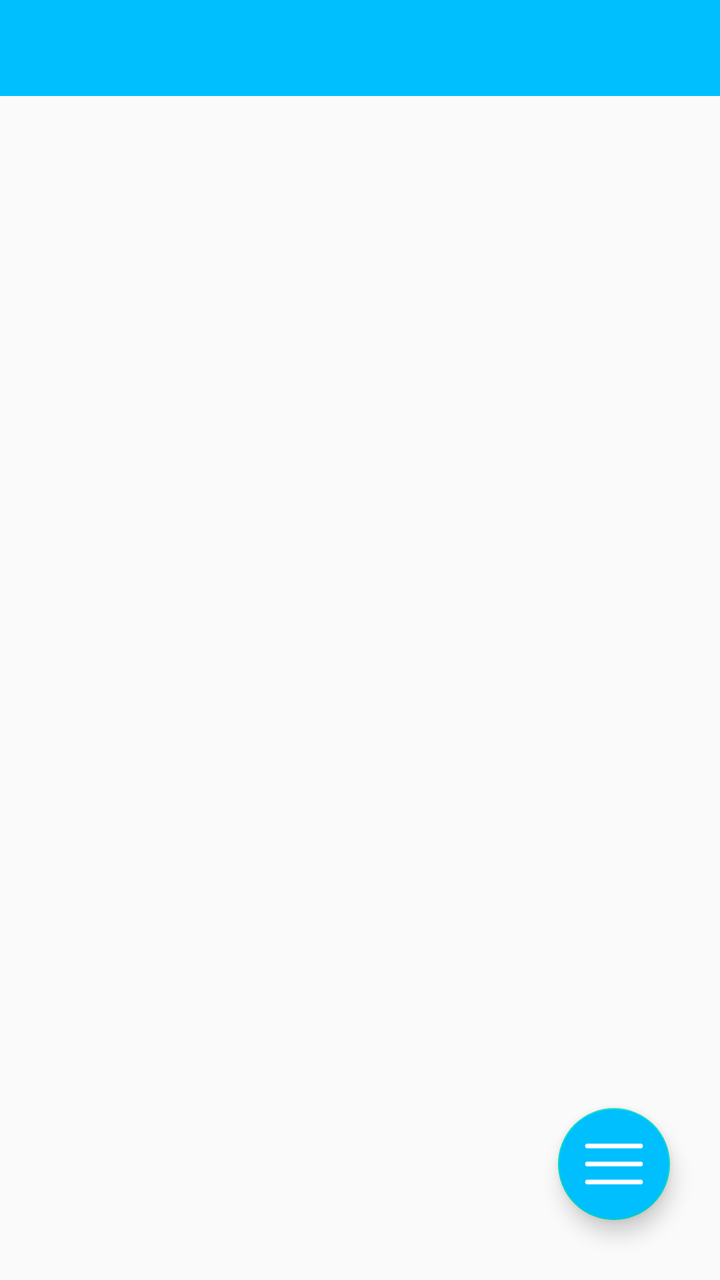
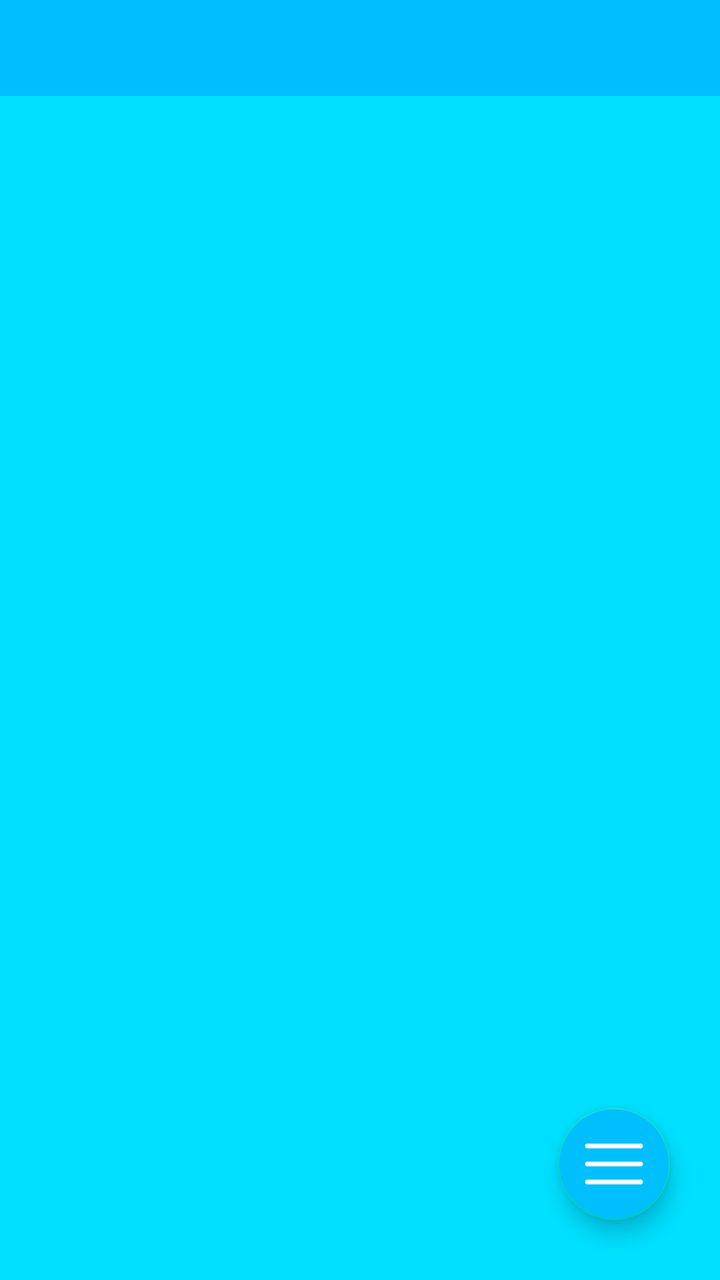

The first picture is an Android layout as it rendered before a commit; the second is the same layout after the commit. The layout source and the unified diff follow.
<!-- AndroidManifest.xml: application theme AppTheme -->
<!-- res/layout/activity_stats.xml -->
<?xml version="1.0" encoding="utf-8"?>
<RelativeLayout xmlns:android="http://schemas.android.com/apk/res/android"
    xmlns:app="http://schemas.android.com/apk/res-auto"
    xmlns:tools="http://schemas.android.com/tools"
    android:layout_width="match_parent"
    android:layout_height="match_parent"
    tools:context=".StatsActivity">

    <com.google.android.material.appbar.AppBarLayout
        android:id="@+id/appBarLayout"
        android:layout_width="match_parent"
        android:layout_height="wrap_content"
        android:backgroundTint="@color/colorPrimaryDark">

        <com.google.android.material.tabs.TabLayout
            android:id="@+id/tabs"
            android:layout_width="match_parent"
            android:layout_height="wrap_content"
            app:tabBackground="@color/colorPrimaryDark"
            app:tabGravity="fill"
            app:tabInlineLabel="true"
            app:tabMode="fixed"
            app:tabMaxWidth="0dp"
            app:tabTextAppearance="@style/CustomTabStyle"
            app:tabTextColor="@android:color/white" />

    </com.google.android.material.appbar.AppBarLayout>

    <androidx.viewpager.widget.ViewPager
        android:id="@+id/viewPager"
        android:layout_width="match_parent"
        android:layout_height="match_parent"
        android:layout_below="@id/appBarLayout" />

    <com.google.android.material.floatingactionbutton.FloatingActionButton
        android:id="@+id/SearchButton"
        android:layout_width="wrap_content"
        android:layout_height="wrap_content"
        app:fabSize="mini"
        android:visibility="gone"
        android:backgroundTint="@color/colorPrimaryDark"
        android:src="@drawable/ic_search_24"
        android:layout_above="@id/RegisterMatchButton"
        android:layout_alignParentEnd="true"
        android:layout_marginEnd="30dp"
        android:layout_marginBottom="20dp"
        android:clickable="true"
        android:focusable="true" />

    <com.google.android.material.floatingactionbutton.FloatingActionButton
        android:id="@+id/RegisterMatchButton"
        android:layout_width="wrap_content"
        android:layout_height="wrap_content"
        app:fabSize="mini"
        android:visibility="gone"
        android:backgroundTint="@color/colorPrimaryDark"
        android:src="@drawable/ic_add_24"
        android:layout_above="@id/SettingsButton"
        android:layout_alignParentEnd="true"
        android:layout_marginEnd="30dp"
        android:layout_marginBottom="20dp"
        android:clickable="true"
        android:focusable="true" />

    <com.google.android.material.floatingactionbutton.FloatingActionButton
        android:id="@+id/SettingsButton"
        android:layout_width="wrap_content"
        android:layout_height="wrap_content"
        app:fabSize="mini"
        android:visibility="gone"
        android:backgroundTint="@color/colorPrimaryDark"
        android:src="@drawable/ic_settings_24"
        android:layout_above="@id/mainMenuButton"
        android:layout_alignParentEnd="true"
        android:layout_marginEnd="30dp"
        android:layout_marginBottom="30dp"
        android:clickable="true"
        android:focusable="true" />

    <com.google.android.material.floatingactionbutton.FloatingActionButton
        android:id="@+id/mainMenuButton"
        android:layout_width="wrap_content"
        android:layout_height="wrap_content"
        app:fabSize="normal"
        android:backgroundTint="@color/colorPrimaryDark"
        android:src="@drawable/ic_menu_24"
        app:maxImageSize="30dp"
        android:layout_alignParentBottom="true"
        android:layout_alignParentEnd="true"
        android:layout_marginEnd="25dp"
        android:layout_marginBottom="30dp"
        android:clickable="true"
        android:focusable="true" />

</RelativeLayout>
<!-- resources referenced by this layout -->
<resources>
  <color name="colorPrimaryDark">#00BFFF</color>
  <!-- drawable ic_add_24 (drawable) -->
  <vector android:height="24dp" android:tint="#FFFFFF"
      android:viewportHeight="24" android:viewportWidth="24"
      android:width="24dp" xmlns:android="http://schemas.android.com/apk/res/android">
      <path android:fillColor="@android:color/white" android:pathData="M19,13h-6v6h-2v-6H5v-2h6V5h2v6h6v2z"/>
  </vector>
  <!-- drawable ic_menu_24 (drawable) -->
  <vector android:height="24dp" android:tint="#FFFFFF"
      android:viewportHeight="50" android:viewportWidth="50"
      android:width="24dp" xmlns:android="http://schemas.android.com/apk/res/android">
      <path android:fillColor="@android:color/white" android:pathData="M 3 8 A 2.0002 2.0002 0 1 0 3 12 L 47 12 A 2.0002 2.0002 0 1 0 47 8 L 3 8 z M 3 23 A 2.0002 2.0002 0 1 0 3 27 L 47 27 A 2.0002 2.0002 0 1 0 47 23 L 3 23 z M 3 38 A 2.0002 2.0002 0 1 0 3 42 L 47 42 A 2.0002 2.0002 0 1 0 47 38 L 3 38 z"/>
  </vector>
  <!-- drawable ic_search_24 (drawable) -->
  <vector android:height="24dp" android:tint="#FFFFFF"
      android:viewportHeight="24" android:viewportWidth="24"
      android:width="24dp" xmlns:android="http://schemas.android.com/apk/res/android">
      <path android:fillColor="@android:color/white" android:pathData="M15.5,14h-0.79l-0.28,-0.27C15.41,12.59 16,11.11 16,9.5 16,5.91 13.09,3 9.5,3S3,5.91 3,9.5 5.91,16 9.5,16c1.61,0 3.09,-0.59 4.23,-1.57l0.27,0.28v0.79l5,4.99L20.49,19l-4.99,-5zM9.5,14C7.01,14 5,11.99 5,9.5S7.01,5 9.5,5 14,7.01 14,9.5 11.99,14 9.5,14z"/>
  </vector>
  <style name="CustomTabStyle" parent="TextAppearance.Design.Tab">
          <item name="android:textSize">13sp</item>
          <item name="android:textAllCaps">false</item>
          <item name="textAllCaps">false</item>
      </style>
  <style name="AppTheme" parent="Theme.AppCompat.Light.NoActionBar">
          
          <item name="colorPrimary">@color/colorPrimary</item>
          <item name="colorPrimaryDark">@color/colorPrimaryDark</item>
          <item name="colorAccent">@color/colorAccent</item>
      </style>
  <color name="colorPrimary">#6200EE</color>
  <color name="colorAccent">#03DAC5</color>
  <!-- unchanged entries left out for length: 1 -->
</resources>

<!-- the commit's change to res/layout/activity_stats.xml (unified diff, before → after) -->
@@ -4,6 +4,7 @@
     xmlns:tools="http://schemas.android.com/tools"
     android:layout_width="match_parent"
     android:layout_height="match_parent"
+    android:background="@color/colorStatsActivity"
     tools:context=".StatsActivity">
 
     <com.google.android.material.appbar.AppBarLayout
<!-- resource entries referenced after the edit -->
@@ -1,6 +1,7 @@
 <!-- resources referenced by this layout -->
 <resources>
   <color name="colorPrimaryDark">#00BFFF</color>
+  <color name="colorStatsActivity">#00DFFF</color>
   <!-- drawable ic_add_24 (drawable) -->
   <vector android:height="24dp" android:tint="#FFFFFF"
       android:viewportHeight="24" android:viewportWidth="24"
